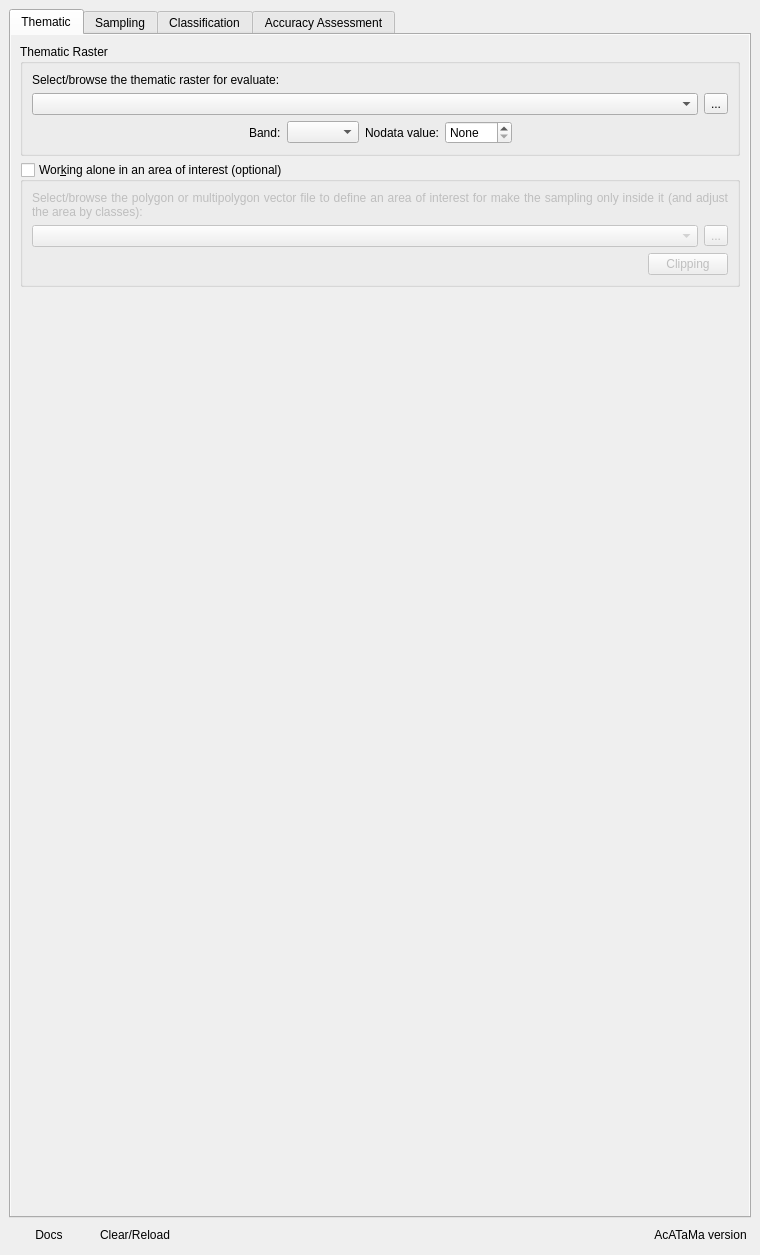
This is ui/acatama_dockwidget.ui in SMByC/AcATaMa as Qt 5 draws it before an edit. The edited form follows.
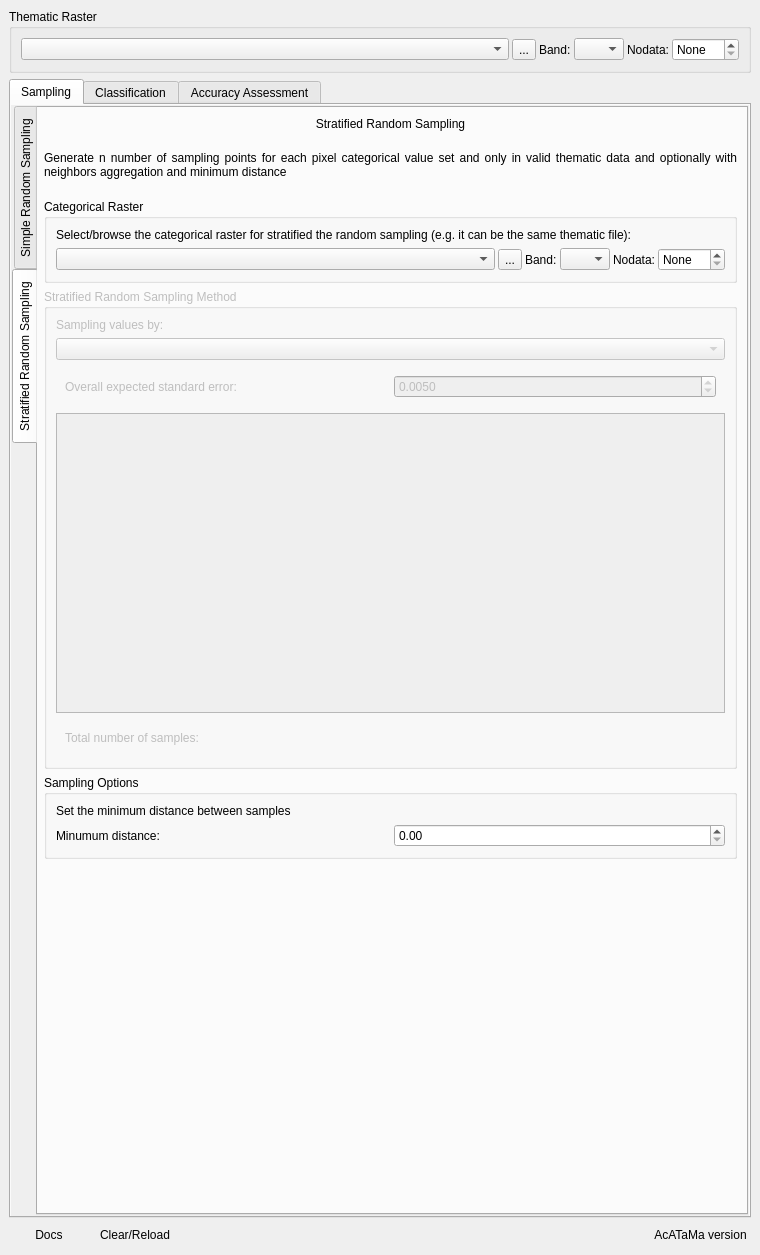
This is the edited form. The open tabs and pages were chosen to show the change. Icons and pictures are not drawn. Custom widgets are drawn as their Qt base class.

Commit message: Refactoring the UI, reorganizing the tabs, set the main tab "Thematic raster" in the top always visible. Changes in the layout for selecting the layer and its band and nodata in one row, reducing the space and improving the usability. Removed some texts.

What changed in the file:
```diff
--- a/ui/acatama_dockwidget.ui
+++ b/ui/acatama_dockwidget.ui
@@ -16,70 +16,17 @@
   <widget class="QWidget" name="dockWidgetContents">
    <layout class="QVBoxLayout" name="verticalLayout_22">
     <item>
-     <widget class="QTabWidget" name="tabWidget">
-      <property name="currentIndex">
-       <number>0</number>
-      </property>
-      <widget class="QWidget" name="tab_thematic">
-       <attribute name="title">
-        <string>Thematic</string>
-       </attribute>
-       <layout class="QVBoxLayout" name="verticalLayout">
-        <property name="spacing">
-         <number>0</number>
-        </property>
-        <property name="leftMargin">
-         <number>0</number>
-        </property>
-        <property name="topMargin">
-         <number>0</number>
-        </property>
-        <property name="rightMargin">
-         <number>0</number>
-        </property>
-        <property name="bottomMargin">
-         <number>0</number>
-        </property>
-        <item>
-         <widget class="QScrollArea" name="scrollArea_T">
-          <property name="frameShape">
-           <enum>QFrame::NoFrame</enum>
-          </property>
-          <property name="lineWidth">
-           <number>0</number>
-          </property>
-          <property name="widgetResizable">
-           <bool>true</bool>
-          </property>
-          <widget class="QWidget" name="scrollAreaWidgetContents_T">
-           <property name="geometry">
-            <rect>
-             <x>0</x>
-             <y>0</y>
-             <width>736</width>
-             <height>1098</height>
-            </rect>
-           </property>
-           <layout class="QVBoxLayout" name="verticalLayout_2">
-            <item>
              <widget class="QGroupBox" name="QGBox_ThematicRaster">
               <property name="title">
                <string>Thematic Raster</string>
               </property>
               <layout class="QVBoxLayout" name="verticalLayout_3">
-               <item>
-                <widget class="QLabel" name="label">
-                 <property name="text">
-                  <string>Select/browse the thematic raster for evaluate:</string>
-                 </property>
-                 <property name="wordWrap">
-                  <bool>true</bool>
-                 </property>
-                </widget>
-               </item>
                <item>
                 <widget class="QWidget" name="widget_0" native="true">
                  <layout class="QHBoxLayout" name="horizontalLayout_11">
+          <property name="spacing">
+           <number>3</number>
+          </property>
                   <property name="leftMargin">
                    <number>0</number>
                   </property>
@@ -95,7 +42,7 @@
                   <item>
                    <widget class="QgsMapLayerComboBox" name="QCBox_ThematicRaster">
                     <property name="sizePolicy">
-                     <sizepolicy hsizetype="Ignored" vsizetype="Fixed">
+             <sizepolicy hsizetype="Expanding" vsizetype="Fixed">
                       <horstretch>0</horstretch>
                       <verstretch>0</verstretch>
                      </sizepolicy>
@@ -116,41 +63,19 @@
                   </item>
                   <item>
                    <widget class="QToolButton" name="QPBtn_browseThematicRaster">
-                    <property name="text">
-                     <string>...</string>
-                    </property>
-                   </widget>
-                  </item>
-                 </layout>
-                </widget>
-               </item>
-               <item>
-                <widget class="QWidget" name="widget_7" native="true">
-                 <layout class="QHBoxLayout" name="horizontalLayout_5">
-                  <property name="leftMargin">
-                   <number>0</number>
-                  </property>
-                  <property name="topMargin">
-                   <number>0</number>
-                  </property>
-                  <property name="rightMargin">
-                   <number>0</number>
-                  </property>
-                  <property name="bottomMargin">
-                   <number>0</number>
-                  </property>
-                  <item>
-                   <spacer name="horizontalSpacer_8">
-                    <property name="orientation">
-                     <enum>Qt::Horizontal</enum>
-                    </property>
-                    <property name="sizeHint" stdset="0">
+            <property name="maximumSize">
                      <size>
-                      <width>40</width>
-                      <height>20</height>
-                     </size>
-                    </property>
-                   </spacer>
+              <width>30</width>
+              <height>16777215</height>
+             </size>
+            </property>
+            <property name="toolTip">
+             <string>Load file</string>
+            </property>
+            <property name="text">
+             <string>...</string>
+            </property>
+           </widget>
                   </item>
                   <item>
                    <widget class="QLabel" name="label_26">
@@ -160,17 +85,30 @@
                    </widget>
                   </item>
                   <item>
-                   <widget class="QComboBox" name="QCBox_band_ThematicRaster"/>
+           <widget class="QComboBox" name="QCBox_band_ThematicRaster">
+            <property name="maximumSize">
+             <size>
+              <width>50</width>
+              <height>16777215</height>
+             </size>
+            </property>
+           </widget>
                   </item>
                   <item>
                    <widget class="QLabel" name="label_2">
                     <property name="text">
-                     <string>Nodata value:</string>
+             <string>Nodata:</string>
                     </property>
                    </widget>
                   </item>
                   <item>
                    <widget class="QSpinBox" name="nodata_ThematicRaster">
+            <property name="maximumSize">
+             <size>
+              <width>100</width>
+              <height>16777215</height>
+             </size>
+            </property>
                     <property name="toolTip">
                      <string>The nodata value set automatically from image if this has the nodata value set</string>
                     </property>
@@ -188,19 +126,6 @@
                     </property>
                    </widget>
                   </item>
-                  <item>
-                   <spacer name="horizontalSpacer_9">
-                    <property name="orientation">
-                     <enum>Qt::Horizontal</enum>
-                    </property>
-                    <property name="sizeHint" stdset="0">
-                     <size>
-                      <width>40</width>
-                      <height>20</height>
-                     </size>
-                    </property>
-                   </spacer>
-                  </item>
                  </layout>
                 </widget>
                </item>
@@ -208,157 +133,10 @@
              </widget>
             </item>
             <item>
-             <widget class="QGroupBox" name="QGBox_AreaOfInterest">
-              <property name="title">
-               <string>Wor&amp;king alone in an area of interest (optional)</string>
-              </property>
-              <property name="checkable">
-               <bool>true</bool>
-              </property>
-              <property name="checked">
-               <bool>false</bool>
-              </property>
-              <layout class="QVBoxLayout" name="verticalLayout_7">
-               <item>
-                <widget class="QWidget" name="widget_AreaOfInterest" native="true">
-                 <layout class="QVBoxLayout" name="verticalLayout_12">
-                  <property name="leftMargin">
+     <widget class="QTabWidget" name="tabWidget">
+      <property name="currentIndex">
                    <number>0</number>
                   </property>
-                  <property name="topMargin">
-                   <number>0</number>
-                  </property>
-                  <property name="rightMargin">
-                   <number>0</number>
-                  </property>
-                  <property name="bottomMargin">
-                   <number>0</number>
-                  </property>
-                  <item>
-                   <widget class="QLabel" name="label_7">
-                    <property name="font">
-                     <font>
-                      <italic>false</italic>
-                     </font>
-                    </property>
-                    <property name="text">
-                     <string>Select/browse the polygon or multipolygon vector file to define an area of interest for make the sampling only inside it (and adjust the area by classes):</string>
-                    </property>
-                    <property name="alignment">
-                     <set>Qt::AlignJustify|Qt::AlignVCenter</set>
-                    </property>
-                    <property name="wordWrap">
-                     <bool>true</bool>
-                    </property>
-                   </widget>
-                  </item>
-                  <item>
-                   <widget class="QWidget" name="widget_22" native="true">
-                    <layout class="QHBoxLayout" name="horizontalLayout_21">
-                     <property name="leftMargin">
-                      <number>0</number>
-                     </property>
-                     <property name="topMargin">
-                      <number>0</number>
-                     </property>
-                     <property name="rightMargin">
-                      <number>0</number>
-                     </property>
-                     <property name="bottomMargin">
-                      <number>0</number>
-                     </property>
-                     <item>
-                      <widget class="QgsMapLayerComboBox" name="QCBox_AreaOfInterest">
-                       <property name="sizePolicy">
-                        <sizepolicy hsizetype="Ignored" vsizetype="Fixed">
-                         <horstretch>0</horstretch>
-                         <verstretch>0</verstretch>
-                        </sizepolicy>
-                       </property>
-                       <property name="focusPolicy">
-                        <enum>Qt::StrongFocus</enum>
-                       </property>
-                       <property name="allowEmptyLayer">
-                        <bool>true</bool>
-                       </property>
-                      </widget>
-                     </item>
-                     <item>
-                      <widget class="QToolButton" name="QPBtn_browseAreaOfInterest">
-                       <property name="text">
-                        <string>...</string>
-                       </property>
-                      </widget>
-                     </item>
-                    </layout>
-                   </widget>
-                  </item>
-                  <item>
-                   <widget class="QWidget" name="widget_3" native="true">
-                    <layout class="QHBoxLayout" name="horizontalLayout_3">
-                     <property name="spacing">
-                      <number>0</number>
-                     </property>
-                     <property name="leftMargin">
-                      <number>0</number>
-                     </property>
-                     <property name="topMargin">
-                      <number>0</number>
-                     </property>
-                     <property name="rightMargin">
-                      <number>0</number>
-                     </property>
-                     <property name="bottomMargin">
-                      <number>0</number>
-                     </property>
-                     <item>
-                      <spacer name="horizontalSpacer">
-                       <property name="orientation">
-                        <enum>Qt::Horizontal</enum>
-                       </property>
-                       <property name="sizeHint" stdset="0">
-                        <size>
-                         <width>40</width>
-                         <height>20</height>
-                        </size>
-                       </property>
-                      </spacer>
-                     </item>
-                     <item>
-                      <widget class="QPushButton" name="QPBtn_ClippingThematic">
-                       <property name="text">
-                        <string>Clipping</string>
-                       </property>
-                      </widget>
-                     </item>
-                    </layout>
-                   </widget>
-                  </item>
-                 </layout>
-                </widget>
-               </item>
-              </layout>
-             </widget>
-            </item>
-            <item>
-             <spacer name="verticalSpacer">
-              <property name="orientation">
-               <enum>Qt::Vertical</enum>
-              </property>
-              <property name="sizeHint" stdset="0">
-               <size>
-                <width>20</width>
-                <height>40</height>
-               </size>
-              </property>
-             </spacer>
-            </item>
-           </layout>
-          </widget>
-         </widget>
-        </item>
-       </layout>
-      </widget>
       <widget class="QWidget" name="tab_sampling">
        <attribute name="title">
         <string>Sampling</string>
@@ -395,8 +173,8 @@
             <rect>
              <x>0</x>
              <y>0</y>
-             <width>716</width>
-             <height>1292</height>
+             <width>715</width>
+             <height>1200</height>
             </rect>
            </property>
            <layout class="QVBoxLayout" name="verticalLayout_6">
@@ -578,6 +356,9 @@
                          <item>
                           <widget class="QWidget" name="widget_24" native="true">
                            <layout class="QHBoxLayout" name="horizontalLayout_23">
+                            <property name="spacing">
+                             <number>3</number>
+                            </property>
                             <property name="leftMargin">
                              <number>0</number>
                             </property>
@@ -593,7 +374,7 @@
                             <item>
                              <widget class="QgsMapLayerComboBox" name="QCBox_CategRaster_SimpRS">
                               <property name="sizePolicy">
-                               <sizepolicy hsizetype="Ignored" vsizetype="Fixed">
+                               <sizepolicy hsizetype="Expanding" vsizetype="Fixed">
                                 <horstretch>0</horstretch>
                                 <verstretch>0</verstretch>
                                </sizepolicy>
@@ -611,11 +392,37 @@
                             </item>
                             <item>
                              <widget class="QToolButton" name="QPBtn_browseCategRaster_SimpRS">
+                              <property name="maximumSize">
+                               <size>
+                                <width>30</width>
+                                <height>16777215</height>
+                               </size>
+                              </property>
+                              <property name="toolTip">
+                               <string>Load file</string>
+                              </property>
                               <property name="text">
                                <string>...</string>
                               </property>
                              </widget>
                             </item>
+                            <item>
+                             <widget class="QLabel" name="label_27">
+                              <property name="text">
+                               <string>Band:</string>
+                              </property>
+                             </widget>
+                            </item>
+                            <item>
+                             <widget class="QComboBox" name="QCBox_band_CategRaster_SimpRS">
+                              <property name="maximumSize">
+                               <size>
+                                <width>50</width>
+                                <height>16777215</height>
+                               </size>
+                              </property>
+                             </widget>
+                            </item>
                            </layout>
                           </widget>
                          </item>
@@ -634,16 +441,6 @@
                             <property name="bottomMargin">
                              <number>0</number>
                             </property>
-                            <item>
-                             <widget class="QLabel" name="label_27">
-                              <property name="text">
-                               <string>Band:</string>
-                              </property>
-                             </widget>
-                            </item>
-                            <item>
-                             <widget class="QComboBox" name="QCBox_band_CategRaster_SimpRS"/>
-                            </item>
                             <item>
                              <widget class="QLabel" name="label_13">
                               <property name="text">
@@ -758,6 +555,9 @@
                       <item>
                        <widget class="QWidget" name="widget_25" native="true">
                         <layout class="QHBoxLayout" name="horizontalLayout_24">
+                         <property name="spacing">
+                          <number>3</number>
+                         </property>
                          <property name="leftMargin">
                           <number>0</number>
                          </property>
@@ -773,7 +573,7 @@
                          <item>
                           <widget class="QgsMapLayerComboBox" name="QCBox_CategRaster_StraRS">
                            <property name="sizePolicy">
-                            <sizepolicy hsizetype="Ignored" vsizetype="Fixed">
+                            <sizepolicy hsizetype="Expanding" vsizetype="Fixed">
                              <horstretch>0</horstretch>
                              <verstretch>0</verstretch>
                             </sizepolicy>
@@ -791,41 +591,19 @@
                          </item>
                          <item>
                           <widget class="QToolButton" name="QPBtn_browseCategRaster_StraRS">
-                           <property name="text">
-                            <string>...</string>
-                           </property>
-                          </widget>
-                         </item>
-                        </layout>
-                       </widget>
-                      </item>
-                      <item>
-                       <widget class="QWidget" name="widget_8" native="true">
-                        <layout class="QHBoxLayout" name="horizontalLayout_7">
-                         <property name="leftMargin">
-                          <number>0</number>
-                         </property>
-                         <property name="topMargin">
-                          <number>0</number>
-                         </property>
-                         <property name="rightMargin">
-                          <number>0</number>
-                         </property>
-                         <property name="bottomMargin">
-                          <number>0</number>
-                         </property>
-                         <item>
-                          <spacer name="horizontalSpacer_11">
-                           <property name="orientation">
-                            <enum>Qt::Horizontal</enum>
-                           </property>
-                           <property name="sizeHint" stdset="0">
+                           <property name="maximumSize">
                             <size>
-                             <width>40</width>
-                             <height>20</height>
+                             <width>30</width>
+                             <height>16777215</height>
                             </size>
                            </property>
-                          </spacer>
+                           <property name="toolTip">
+                            <string>Load file</string>
+                           </property>
+                           <property name="text">
+                            <string>...</string>
+                           </property>
+                          </widget>
                          </item>
                          <item>
                           <widget class="QLabel" name="label_31">
@@ -835,17 +613,30 @@
                           </widget>
                          </item>
                          <item>
-                          <widget class="QComboBox" name="QCBox_band_CategRaster_StraRS"/>
+                          <widget class="QComboBox" name="QCBox_band_CategRaster_StraRS">
+                           <property name="maximumSize">
+                            <size>
+                             <width>50</width>
+                             <height>16777215</height>
+                            </size>
+                           </property>
+                          </widget>
                          </item>
                          <item>
                           <widget class="QLabel" name="label_6">
                            <property name="text">
-                            <string>Nodata value:</string>
+                            <string>Nodata:</string>
                            </property>
                           </widget>
                          </item>
                          <item>
                           <widget class="QSpinBox" name="nodata_CategRaster_StraRS">
+                           <property name="maximumSize">
+                            <size>
+                             <width>100</width>
+                             <height>16777215</height>
+                            </size>
+                           </property>
                            <property name="toolTip">
                             <string>The nodata value set automatically from image if this has the nodata value set</string>
                            </property>
@@ -863,19 +654,6 @@
                            </property>
                           </widget>
                          </item>
-                         <item>
-                          <spacer name="horizontalSpacer_12">
-                           <property name="orientation">
-                            <enum>Qt::Horizontal</enum>
-                           </property>
-                           <property name="sizeHint" stdset="0">
-                            <size>
-                             <width>40</width>
-                             <height>20</height>
-                            </size>
-                           </property>
-                          </spacer>
-                         </item>
                         </layout>
                        </widget>
                       </item>
@@ -1119,7 +897,7 @@
              <x>0</x>
              <y>0</y>
              <width>736</width>
-             <height>1098</height>
+             <height>996</height>
             </rect>
            </property>
            <layout class="QVBoxLayout" name="verticalLayout_24">
@@ -1201,6 +979,15 @@
                   </item>
                   <item>
                    <widget class="QToolButton" name="QPBtn_browseSamplingFile">
+                    <property name="maximumSize">
+                     <size>
+                      <width>30</width>
+                      <height>16777215</height>
+                     </size>
+                    </property>
+                    <property name="toolTip">
+                     <string>Load file</string>
+                    </property>
                     <property name="text">
                      <string>...</string>
                     </property>
@@ -1645,7 +1432,7 @@
              <x>0</x>
              <y>0</y>
              <width>736</width>
-             <height>1098</height>
+             <height>996</height>
             </rect>
            </property>
            <layout class="QVBoxLayout" name="verticalLayout_11">
```
Left out of the diff: 16 changed lines with no effect on the pictures. Lines whose indentation alone changed are shown as unchanged.
